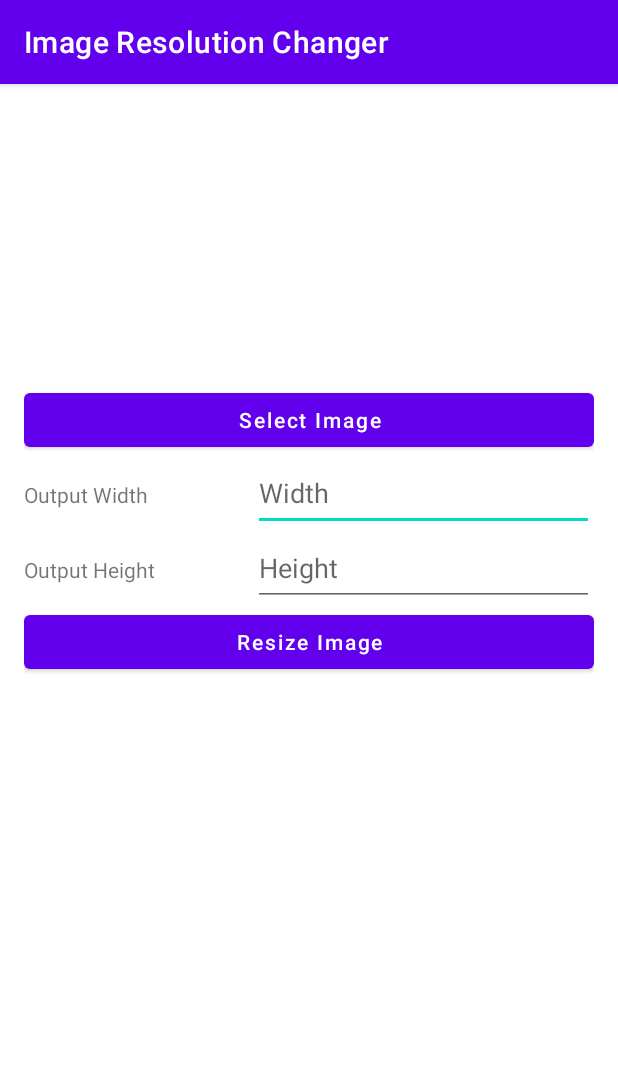
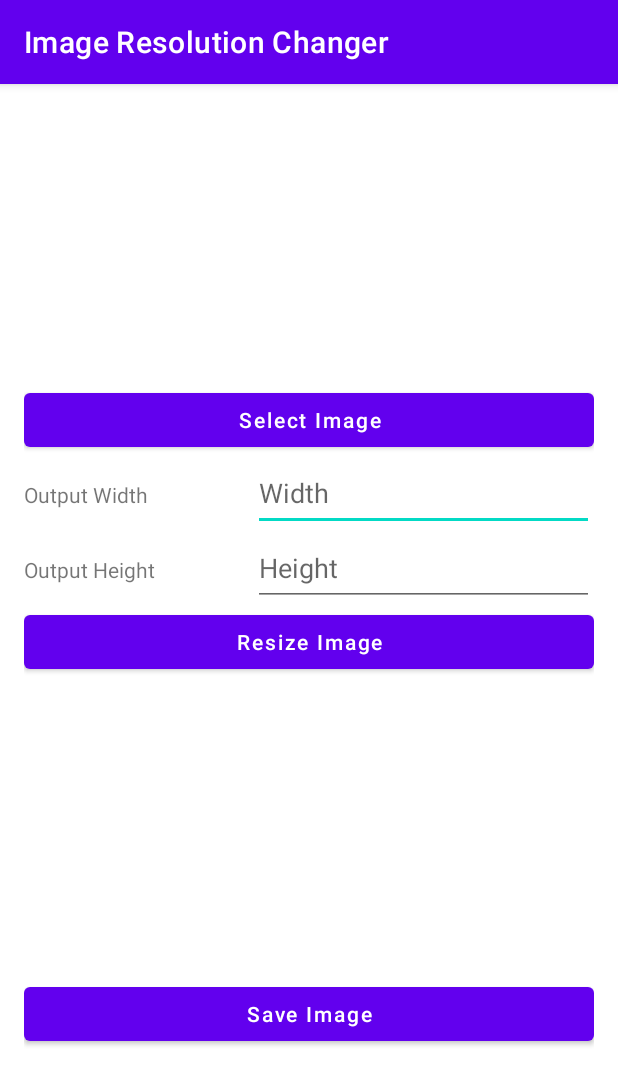
Before and after one commit to Chetan-Goyal/Image-Size-Reducer, an Android app: the fragment ImageResolutionChangerFragment shown on its own in the app's theme, on a phone screen of 412 x 824 dp. Shown: the top 1085 px of the screen. Run offline under Robolectric (Android 15) with nearby library versions, the phone set to English and light mode, and no system bars; libraries missing offline, so code that uses them is left out: id.zelory.compressor; pictures from the network do not load.

Commit message:
Adds Save File Functionality in Resize Screen and Refactors Code

```diff
--- a/app/src/main/res/layout/fragment_image_resolution_changer.xml
+++ b/app/src/main/res/layout/fragment_image_resolution_changer.xml
@@ -4,7 +4,7 @@
     android:layout_width="match_parent"
     android:layout_height="match_parent"
     android:paddingLeft="16dp"
-    android:paddingRight="16dp" >
+    android:paddingRight="16dp">
 
     <LinearLayout
         android:layout_width="match_parent"
@@ -41,11 +41,11 @@
                 android:id="@+id/selectedWidth"
                 android:layout_width="227dp"
                 android:layout_height="50dp"
+                android:hint="Width"
                 android:importantForAutofill="no"
-                android:minHeight="48dp"
-                android:hint="Width"
                 android:inputType="number"
-                android:maxLength="3"/>
+                android:maxLength="3"
+                android:minHeight="48dp" />
 
         </LinearLayout>
 
@@ -65,11 +65,11 @@
                 android:id="@+id/selectedHeight"
                 android:layout_width="227dp"
                 android:layout_height="50dp"
+                android:hint="Height"
                 android:importantForAutofill="no"
-                android:minHeight="48dp"
-                android:hint="Height"
                 android:inputType="number"
-                android:maxLength="3"/>
+                android:maxLength="3"
+                android:minHeight="48dp" />
 
         </LinearLayout>
 
@@ -87,8 +87,15 @@
             android:layout_width="match_parent"
             android:layout_height="200dp" />
 
+        <Button
+            android:id="@+id/saveImage"
+            android:layout_width="match_parent"
+            android:layout_height="wrap_content"
+            android:hint="Save Image"
+            android:textColor="@color/white"
+            android:textColorHighlight="@color/white"
+            android:textColorHint="@color/white" />
 
     </LinearLayout>
 
-
 </RelativeLayout>
--- a/app/src/main/res/layout/fragment_image_size_reducer.xml
+++ b/app/src/main/res/layout/fragment_image_size_reducer.xml
@@ -62,7 +62,7 @@
             android:layout_height="200dp" />
 
         <Button
-            android:id="@+id/shareImage"
+            android:id="@+id/saveImage"
             android:layout_width="match_parent"
             android:layout_height="wrap_content"
             android:hint="Save Image"
```
Also changed, not shown: app/src/main/java/com/docimagetools/app/ui/image_resolution_changer/ImageResolutionChangerFragment.kt (+98 -24 lines), app/src/main/java/com/docimagetools/app/ui/image_resolution_changer/ImageResolutionChangerViewModel.kt (+26 -16 lines), app/src/main/java/com/docimagetools/app/ui/image_size_reducer/ImageSizeReducerFragment.kt (+63 -71 lines), app/src/main/java/com/docimagetools/app/ui/image_size_reducer/ImageSizeReducerViewModel.kt (+61 -32 lines).
